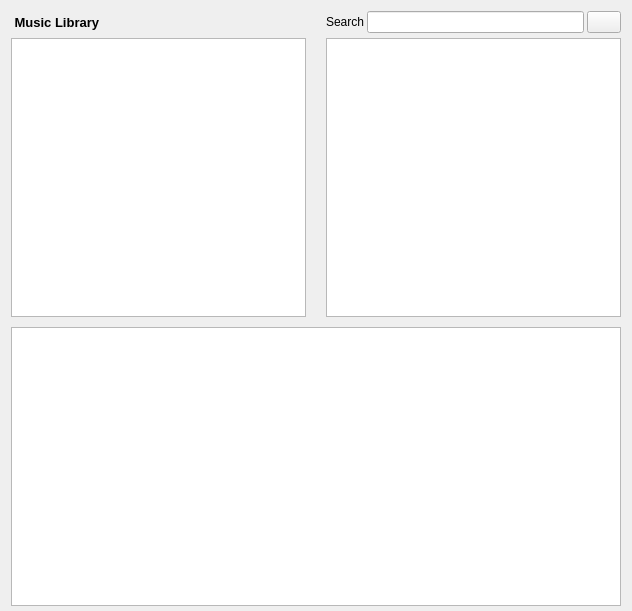
Above: trunk/GUI/library/GUI_Library_windowed.ui from shahid334/sayonara-player before the change. Below: the same form after it.
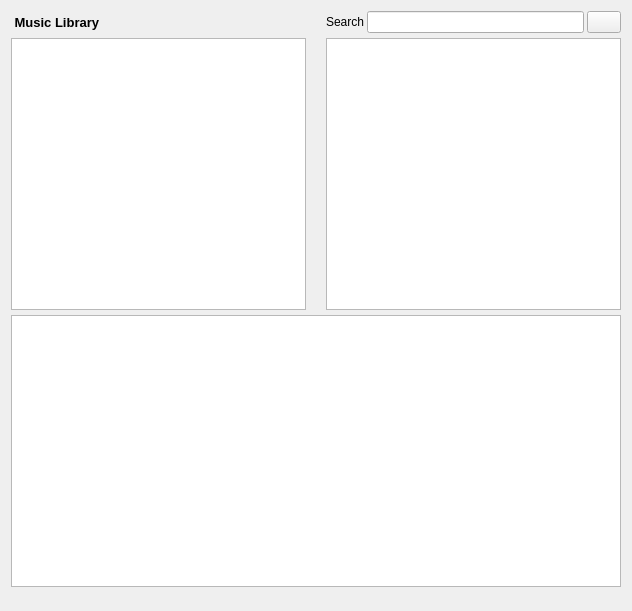
That is the form after the change.

Commit message: Minor bugfixes, album sorting enabled

What changed in the file:
```diff
--- a/trunk/GUI/library/GUI_Library_windowed.ui
+++ b/trunk/GUI/library/GUI_Library_windowed.ui
@@ -84,12 +84,18 @@
      <property name="gridStyle">
       <enum>Qt::DotLine</enum>
      </property>
+     <property name="sortingEnabled">
+      <bool>true</bool>
+     </property>
      <property name="wordWrap">
       <bool>false</bool>
      </property>
      <attribute name="horizontalHeaderMinimumSectionSize">
       <number>23</number>
      </attribute>
+     <attribute name="horizontalHeaderStretchLastSection">
+      <bool>true</bool>
+     </attribute>
      <attribute name="verticalHeaderVisible">
       <bool>false</bool>
      </attribute>
@@ -117,6 +123,12 @@
      <property name="gridStyle">
       <enum>Qt::DotLine</enum>
      </property>
+     <property name="sortingEnabled">
+      <bool>true</bool>
+     </property>
+     <attribute name="horizontalHeaderStretchLastSection">
+      <bool>true</bool>
+     </attribute>
      <attribute name="verticalHeaderVisible">
       <bool>false</bool>
      </attribute>
@@ -214,10 +226,10 @@
      </attribute>
     </widget>
    </item>
-   <item row="3" column="0">
-    <widget class="QFrame" name="frame">
-     <property name="frameShape">
-      <enum>QFrame::NoFrame</enum>
+   <item row="5" column="0" colspan="4">
+    <widget class="QLabel" name="lab_info">
+     <property name="text">
+      <string/>
      </property>
      <property name="frameShadow">
       <enum>QFrame::Plain</enum>
```
Left out of the diff: 10 changed lines with no effect on the pictures. The commit also changes 25 other files.
